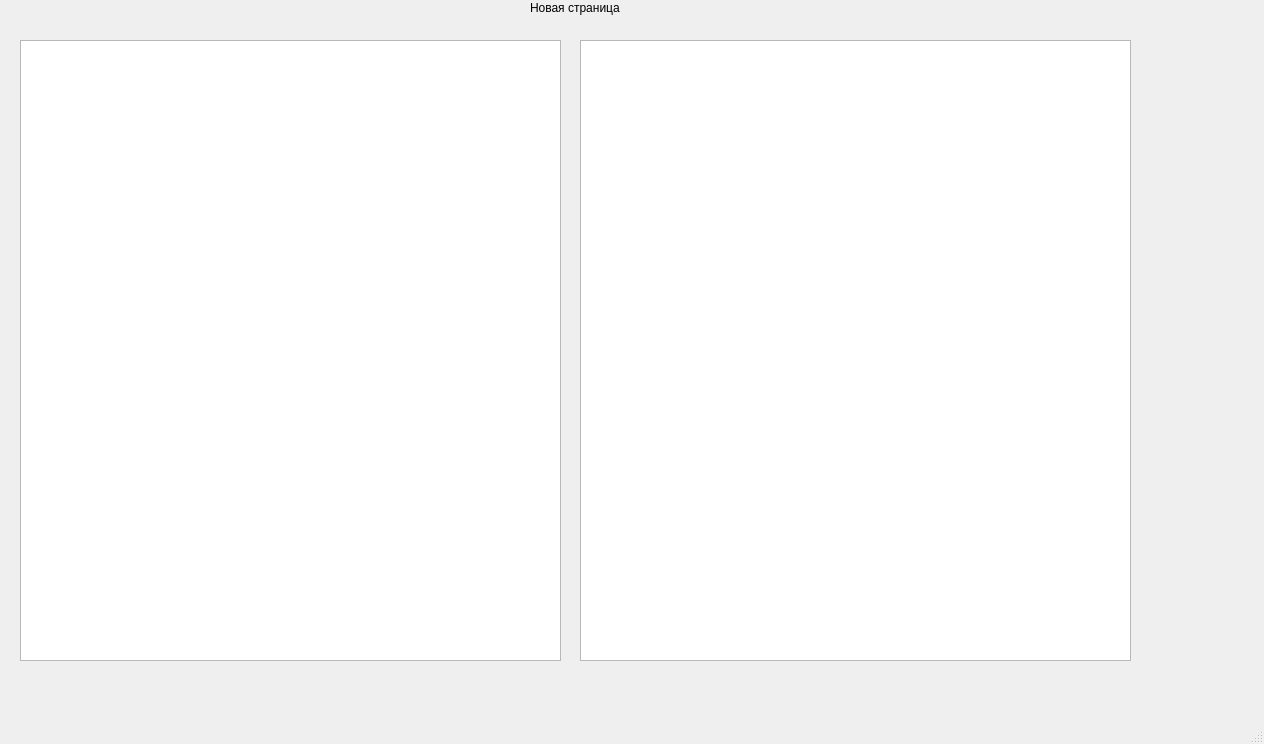
The window that meteo2/mainwindow.ui (novikovka/meteorological-complex) describes before a commit, drawn with Qt 5.
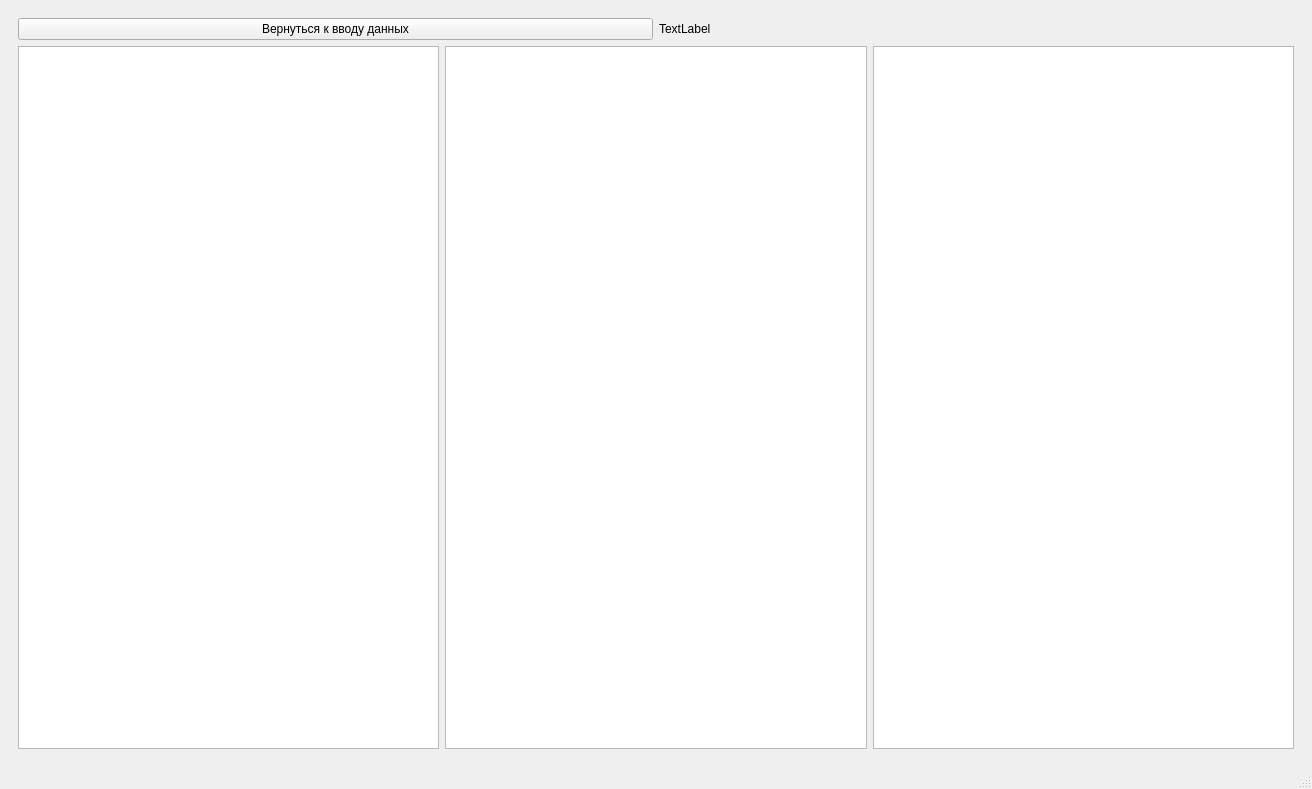
The same window after the commit. The open tabs and pages were chosen to show the change.

What changed in the file:
```diff
--- a/meteo2/mainwindow.ui
+++ b/meteo2/mainwindow.ui
@@ -6,10 +6,16 @@
    <rect>
     <x>0</x>
     <y>0</y>
-    <width>1264</width>
-    <height>744</height>
+    <width>1312</width>
+    <height>789</height>
    </rect>
   </property>
+  <property name="sizePolicy">
+   <sizepolicy hsizetype="Expanding" vsizetype="Expanding">
+    <horstretch>0</horstretch>
+    <verstretch>0</verstretch>
+   </sizepolicy>
+  </property>
   <property name="maximumSize">
    <size>
     <width>16777215</width>
@@ -20,14 +26,20 @@
    <string>MainWindow</string>
   </property>
   <widget class="QWidget" name="centralwidget">
+   <layout class="QVBoxLayout" name="verticalLayout_2">
+    <item>
    <widget class="QStackedWidget" name="stackedWidget">
-    <property name="geometry">
-     <rect>
-      <x>-20</x>
-      <y>-10</y>
-      <width>1221</width>
-      <height>691</height>
-     </rect>
+      <property name="sizePolicy">
+       <sizepolicy hsizetype="Expanding" vsizetype="Expanding">
+        <horstretch>1</horstretch>
+        <verstretch>1</verstretch>
+       </sizepolicy>
+      </property>
+      <property name="layoutDirection">
+       <enum>Qt::LeftToRight</enum>
+      </property>
+      <property name="currentIndex">
+       <number>2</number>
     </property>
     <widget class="QWidget" name="page">
      <widget class="QWidget" name="verticalLayoutWidget">
@@ -236,53 +248,84 @@
        <string>Новая страница</string>
       </property>
      </widget>
-     <widget class="QTextBrowser" name="textBrowser">
+       <widget class="QPushButton" name="Button_go_to_table">
       <property name="geometry">
        <rect>
-        <x>60</x>
-        <y>120</y>
-        <width>331</width>
-        <height>371</height>
-       </rect>
-      </property>
+          <x>80</x>
+          <y>20</y>
+          <width>221</width>
+          <height>41</height>
+         </rect>
+        </property>
+        <property name="text">
+         <string>Вернуться к таблице</string>
+        </property>
      </widget>
     </widget>
     <widget class="QWidget" name="page_2">
+       <layout class="QVBoxLayout" name="verticalLayout_3">
+        <item>
+         <layout class="QHBoxLayout" name="horizontalLayout_3">
+          <item>
+           <widget class="QPushButton" name="Button_go_to_start">
+            <property name="text">
+             <string>Вернуться к вводу данных</string>
+            </property>
+           </widget>
+          </item>
+          <item>
      <widget class="QLabel" name="label_6">
-      <property name="geometry">
-       <rect>
-        <x>550</x>
-        <y>10</y>
-        <width>161</width>
-        <height>16</height>
-       </rect>
-      </property>
       <property name="text">
-       <string>Новая страница</string>
-      </property>
-     </widget>
+             <string>TextLabel</string>
+            </property>
+           </widget>
+          </item>
+         </layout>
+        </item>
+        <item>
+         <layout class="QHBoxLayout" name="horizontalLayout_2">
+          <item>
      <widget class="QTableWidget" name="TableMtd">
-      <property name="geometry">
-       <rect>
-        <x>40</x>
-        <y>50</y>
-        <width>541</width>
-        <height>621</height>
-       </rect>
-      </property>
-     </widget>
+            <property name="sizePolicy">
+             <sizepolicy hsizetype="MinimumExpanding" vsizetype="Expanding">
+              <horstretch>0</horstretch>
+              <verstretch>0</verstretch>
+             </sizepolicy>
+            </property>
+            <property name="maximumSize">
+             <size>
+              <width>800</width>
+              <height>16777215</height>
+             </size>
+            </property>
+           </widget>
+          </item>
+          <item>
      <widget class="QTableWidget" name="TableMts">
-      <property name="geometry">
-       <rect>
-        <x>600</x>
-        <y>50</y>
-        <width>551</width>
-        <height>621</height>
-       </rect>
-      </property>
-     </widget>
-    </widget>
-   </widget>
+            <property name="sizePolicy">
+             <sizepolicy hsizetype="Expanding" vsizetype="Expanding">
+              <horstretch>0</horstretch>
+              <verstretch>0</verstretch>
+             </sizepolicy>
+            </property>
+            <property name="maximumSize">
+             <size>
+              <width>800</width>
+              <height>16777215</height>
+             </size>
+            </property>
+           </widget>
+          </item>
+          <item>
+           <widget class="QTextBrowser" name="textBrowser"/>
+          </item>
+         </layout>
+        </item>
+       </layout>
+      </widget>
+     </widget>
+    </item>
+   </layout>
   </widget>
   <widget class="QStatusBar" name="statusbar"/>
   <action name="action">
```
Left out of the diff: 39 changed lines with no effect on the pictures. Lines whose indentation alone changed are shown as unchanged.
